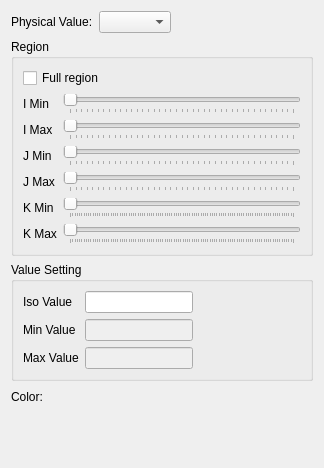
i-RIC/prepost-gui, file libs/post/post3d/datamodel/private/post3dwindownodescalargroupdataitem_settingeditwidget.ui: the form before one commit.
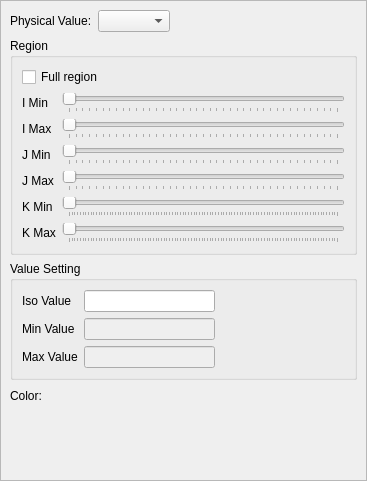
The form after the commit. Custom widgets are drawn as their Qt base class.

```diff
--- a/libs/post/post3d/datamodel/private/post3dwindownodescalargroupdataitem_settingeditwidget.ui
+++ b/libs/post/post3d/datamodel/private/post3dwindownodescalargroupdataitem_settingeditwidget.ui
@@ -6,14 +6,44 @@
    <rect>
     <x>0</x>
     <y>0</y>
-    <width>324</width>
-    <height>468</height>
+    <width>367</width>
+    <height>481</height>
    </rect>
   </property>
   <property name="windowTitle">
    <string>Form</string>
   </property>
-  <layout class="QVBoxLayout" name="verticalLayout_2">
+  <layout class="QVBoxLayout" name="verticalLayout_3">
+   <property name="leftMargin">
+    <number>0</number>
+   </property>
+   <property name="topMargin">
+    <number>0</number>
+   </property>
+   <property name="rightMargin">
+    <number>0</number>
+   </property>
+   <property name="bottomMargin">
+    <number>0</number>
+   </property>
+   <item>
+    <widget class="QScrollArea" name="scrollArea">
+     <property name="widgetResizable">
+      <bool>true</bool>
+     </property>
+     <widget class="QWidget" name="scrollAreaWidgetContents">
+      <property name="geometry">
+       <rect>
+        <x>0</x>
+        <y>0</y>
+        <width>365</width>
+        <height>479</height>
+       </rect>
+      </property>
+      <layout class="QVBoxLayout" name="verticalLayout_2" stretch="0,0,0,1">
+       <property name="leftMargin">
+        <number>9</number>
+       </property>
    <item>
     <layout class="QHBoxLayout" name="horizontalLayout">
      <item>
@@ -354,28 +384,35 @@
      <property name="orientation">
       <enum>Qt::Vertical</enum>
      </property>
+         <property name="sizeType">
+          <enum>QSizePolicy::Minimum</enum>
+         </property>
      <property name="sizeHint" stdset="0">
       <size>
        <width>20</width>
-       <height>1</height>
+           <height>8</height>
       </size>
      </property>
     </spacer>
+       </item>
+      </layout>
+     </widget>
+    </widget>
    </item>
   </layout>
  </widget>
  <customwidgets>
+  <customwidget>
+   <class>RealNumberEditWidget</class>
+   <extends>QLineEdit</extends>
+   <header>guibase/widget/realnumbereditwidget.h</header>
+  </customwidget>
   <customwidget>
    <class>ColorEditWidget</class>
    <extends>QLabel</extends>
    <header>guibase/widget/coloreditwidget.h</header>
    <container>1</container>
   </customwidget>
-  <customwidget>
-   <class>RealNumberEditWidget</class>
-   <extends>QLineEdit</extends>
-   <header>guibase/widget/realnumbereditwidget.h</header>
-  </customwidget>
   <customwidget>
    <class>SliderWithValue</class>
    <extends>QSlider</extends>
```
Lines whose indentation alone changed are shown as unchanged.
